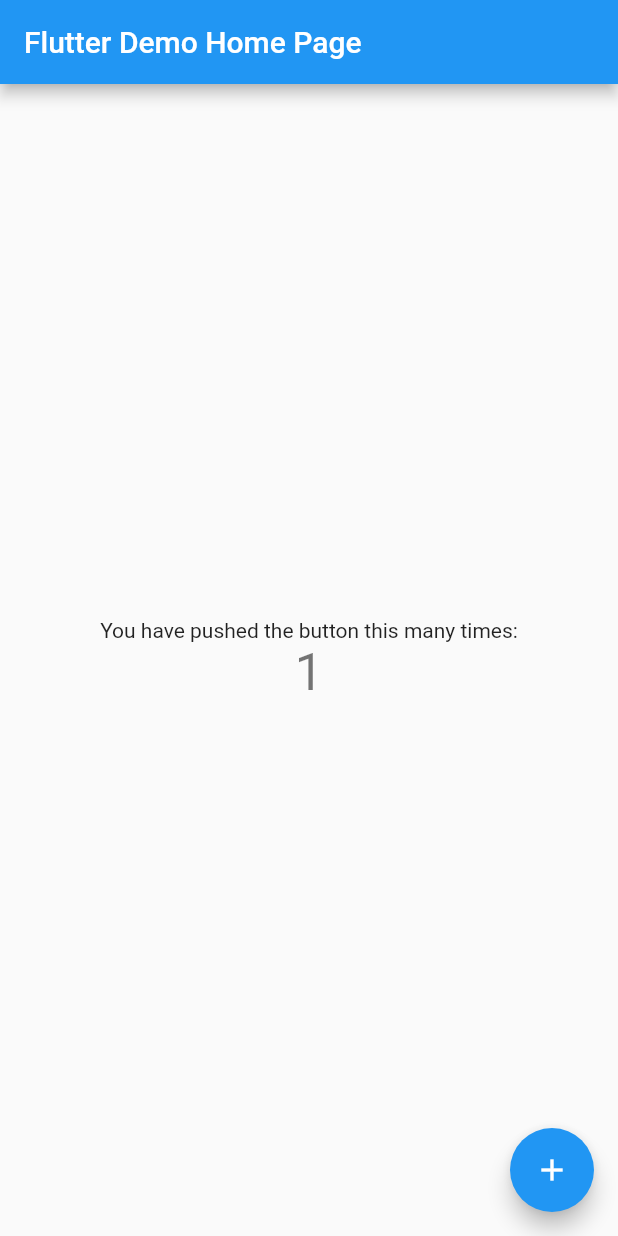
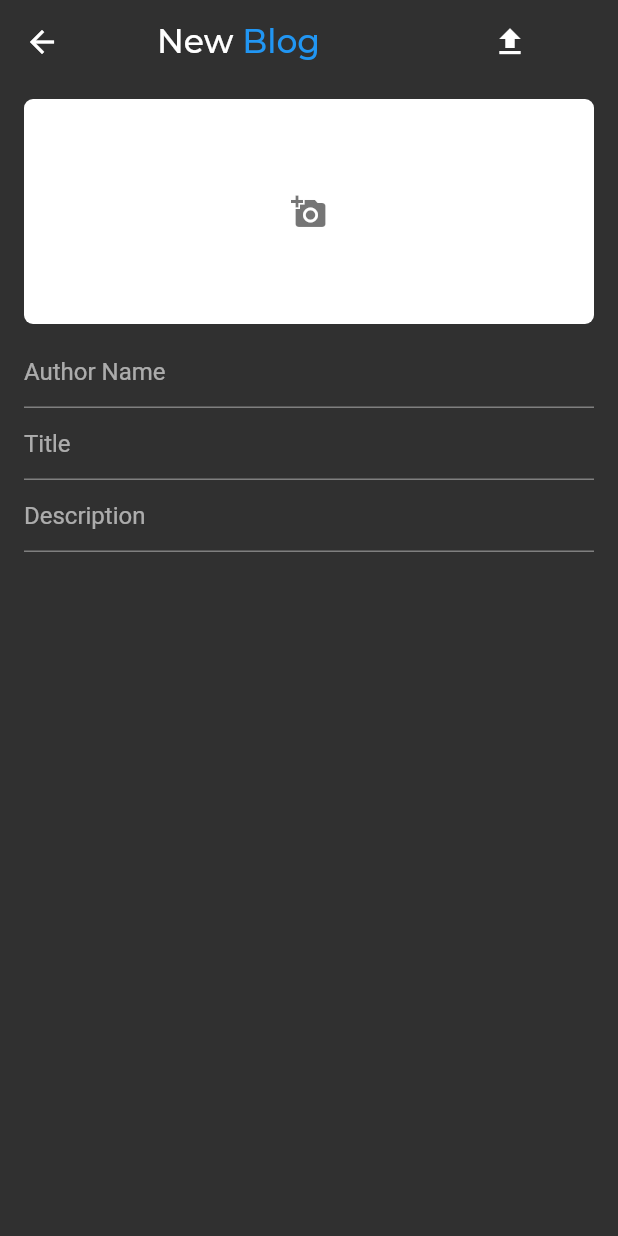
Before and after one commit to imalisusan/blog.application, a Flutter app: the screen it shows after launch, after a tap on the "add" icon, on a phone screen of 412 x 824 dp. Run offline on Flutter 3.47's test engine with Material 2 defaults, Android fonts, the phone set to English and light mode, and no system bars.

Commit message:
Design createblog screen UI

```diff
--- a/lib/main.dart
+++ b/lib/main.dart
@@ -1,3 +1,5 @@
+
+import 'package:blog_application/views/home.dart';
 import 'package:flutter/material.dart';
 
 void main() {
@@ -10,104 +12,8 @@
   Widget build(BuildContext context) {
     return MaterialApp(
       title: 'My Blog',
-      theme: ThemeData(
-        // This is the theme of your application.
-        //
-        // Try running your application with "flutter run". You'll see the
-        // application has a blue toolbar. Then, without quitting the app, try
-        // changing the primarySwatch below to Colors.green and then invoke
-        // "hot reload" (press "r" in the console where you ran "flutter run",
-        // or simply save your changes to "hot reload" in a Flutter IDE).
-        // Notice that the counter didn't reset back to zero; the application
-        // is not restarted.
-        primarySwatch: Colors.blue,
-      ),
-      home: MyHomePage(title: 'Flutter Demo Home Page'),
+      theme: ThemeData.dark(),
+      home: HomePage(),
     );
   }
 }
-
-class MyHomePage extends StatefulWidget {
-  MyHomePage({Key key, this.title}) : super(key: key);
-
-  // This widget is the home page of your application. It is stateful, meaning
-  // that it has a State object (defined below) that contains fields that affect
-  // how it looks.
-
-  // This class is the configuration for the state. It holds the values (in this
-  // case the title) provided by the parent (in this case the App widget) and
-  // used by the build method of the State. Fields in a Widget subclass are
-  // always marked "final".
-
-  final String title;
-
-  @override
-  _MyHomePageState createState() => _MyHomePageState();
-}
-
-class _MyHomePageState extends State<MyHomePage> {
-  int _counter = 0;
-
-  void _incrementCounter() {
-    setState(() {
-      // This call to setState tells the Flutter framework that something has
-      // changed in this State, which causes it to rerun the build method below
-      // so that the display can reflect the updated values. If we changed
-      // _counter without calling setState(), then the build method would not be
-      // called again, and so nothing would appear to happen.
-      _counter++;
-    });
-  }
-
-  @override
-  Widget build(BuildContext context) {
-    // This method is rerun every time setState is called, for instance as done
-    // by the _incrementCounter method above.
-    //
-    // The Flutter framework has been optimized to make rerunning build methods
-    // fast, so that you can just rebuild anything that needs updating rather
-    // than having to individually change instances of widgets.
-    return Scaffold(
-      appBar: AppBar(
-        // Here we take the value from the MyHomePage object that was created by
-        // the App.build method, and use it to set our appbar title.
-        title: Text(widget.title),
-      ),
-      body: Center(
-        // Center is a layout widget. It takes a single child and positions it
-        // in the middle of the parent.
-        child: Column(
-          // Column is also a layout widget. It takes a list of children and
-          // arranges them vertically. By default, it sizes itself to fit its
-          // children horizontally, and tries to be as tall as its parent.
-          //
-          // Invoke "debug painting" (press "p" in the console, choose the
-          // "Toggle Debug Paint" action from the Flutter Inspector in Android
-          // Studio, or the "Toggle Debug Paint" command in Visual Studio Code)
-          // to see the wireframe for each widget.
-          //
-          // Column has various properties to control how it sizes itself and
-          // how it positions its children. Here we use mainAxisAlignment to
-          // center the children vertically; the main axis here is the vertical
-          // axis because Columns are vertical (the cross axis would be
-          // horizontal).
-          mainAxisAlignment: MainAxisAlignment.center,
-          children: <Widget>[
-            Text(
-              'You have pushed the button this many times:',
-            ),
-            Text(
-              '$_counter',
-              style: Theme.of(context).textTheme.headline4,
-            ),
-          ],
-        ),
-      ),
-      floatingActionButton: FloatingActionButton(
-        onPressed: _incrementCounter,
-        tooltip: 'Increment',
-        child: Icon(Icons.add),
-      ), // This trailing comma makes auto-formatting nicer for build methods.
-    );
-  }
-}
--- /dev/null
+++ b/lib/views/create_blog.dart
@@ -0,0 +1,97 @@
+import 'package:flutter/material.dart';
+
+class CreateBlog extends StatefulWidget {
+  @override
+  _CreateBlogState createState() => _CreateBlogState();
+}
+
+class _CreateBlogState extends State<CreateBlog> {
+  String authorName, title, description;
+
+  @override
+  Widget build(BuildContext context) {
+    return Scaffold(
+      appBar: AppBar(
+        title: Row(
+          mainAxisAlignment: MainAxisAlignment.center,
+          children: <Widget>[
+            Text(
+              "New ",
+              style: TextStyle(
+                fontSize: 22,
+                fontFamily: 'Montserrat',
+              ),
+            ),
+            Text(
+              "Blog ",
+              style: TextStyle(
+                fontSize: 22,
+                color: Colors.blue,
+                fontFamily: 'Montserrat',
+              ),
+            )
+          ],
+        ),
+        backgroundColor: Colors.transparent,
+        elevation: 0.0,
+        actions: <Widget>[
+          Container(
+              padding: EdgeInsets.symmetric(horizontal: 60),
+              child: Icon(Icons.file_upload))
+        ],
+      ),
+      body: Container(
+        child: Column(
+          children: <Widget>[
+            SizedBox(
+              height: 10,
+            ),
+            Container(
+              margin: EdgeInsets.symmetric(horizontal: 16),
+              height: 150,
+              decoration: BoxDecoration(
+                color: Colors.white,
+                borderRadius: BorderRadius.circular(6),
+              ),
+              width: MediaQuery.of(context).size.width,
+              child: Icon(
+                Icons.add_a_photo,
+                color: Colors.black54,
+              ),
+            ),
+            SizedBox(
+              height: 8,
+            ),
+            Container(
+              margin: EdgeInsets.symmetric(horizontal: 16),
+              child: Column(
+                children: [
+                  TextField(
+                    decoration: InputDecoration(hintText: "Author Name"),
+                    onChanged: (val) {
+                      authorName = val;
+                    },
+                  ),
+
+                  TextField(
+                    decoration: InputDecoration(hintText: "Title"),
+                    onChanged: (val) {
+                      title = val;
+                    },
+                  ),
+
+                  TextField(
+                    decoration: InputDecoration(hintText: "Description"),
+                    onChanged: (val) {
+                      description = val;
+                    },
+                  ),
+                ],
+              ),
+            ),
+          ],
+        ),
+      ),
+    );
+  }
+}
--- /dev/null
+++ b/lib/views/home.dart
@@ -0,0 +1,55 @@
+import 'package:blog_application/views/create_blog.dart';
+import 'package:flutter/material.dart';
+
+class HomePage extends StatefulWidget {
+  @override
+  _HomePageState createState() => _HomePageState();
+}
+
+class _HomePageState extends State<HomePage> {
+  @override
+  Widget build(BuildContext context) {
+    return Scaffold(
+      appBar: AppBar(
+        title: Row(
+          mainAxisAlignment: MainAxisAlignment.center,
+          children: <Widget>[
+            Text(
+              "Flutter ",
+              style: TextStyle(
+                fontSize: 22,
+                fontFamily: 'Montserrat',
+              ),
+            ),
+            Text(
+              "Blog ",
+              style: TextStyle(
+                fontSize: 22,
+                color: Colors.blue,
+                fontFamily: 'Montserrat',
+              ),
+            )
+          ],
+        ),
+        backgroundColor: Colors.transparent,
+        elevation: 0.0,
+      ),
+      body: Container(),
+      floatingActionButton: Container(
+        padding: EdgeInsets.symmetric(vertical: 20),
+        child: Row(
+          mainAxisAlignment: MainAxisAlignment.center,
+          children: <Widget>[
+            FloatingActionButton(
+              child: Icon(Icons.add),
+              onPressed: () {
+                Navigator.push(context,
+                    MaterialPageRoute(builder: (context) => CreateBlog()));
+              },
+            )
+          ],
+        ),
+      ),
+    );
+  }
+}
```
Also changed, not shown: pubspec.yaml (+7 -7 lines).
